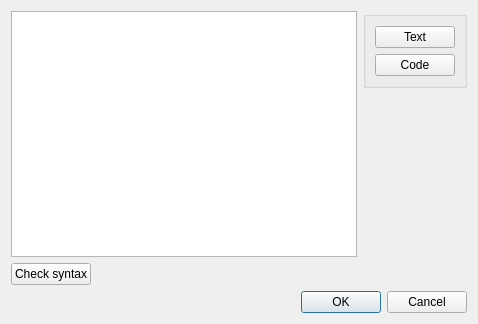
First picture: the form in actiontools/codeeditordialog.ui, repository Jmgr/actiona, before the edit.
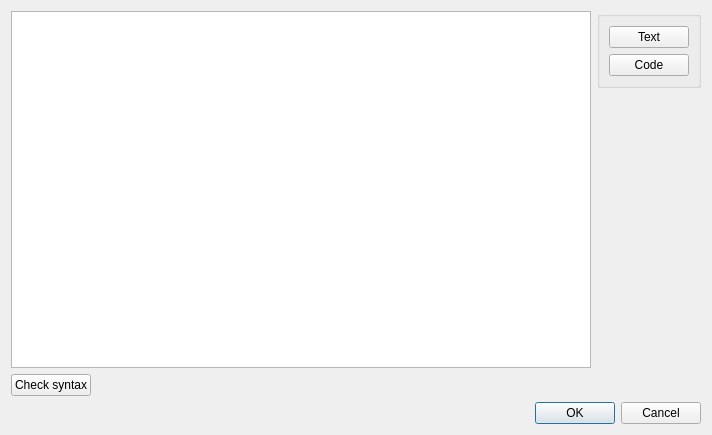
Second picture: the form after the edit. Custom widgets are drawn as their Qt base class.

Commit message: ActionTools - resized the code editor dialog

The edit to the form file:
```diff
--- a/actiontools/codeeditordialog.ui
+++ b/actiontools/codeeditordialog.ui
@@ -6,8 +6,8 @@
    <rect>
     <x>0</x>
     <y>0</y>
-    <width>478</width>
-    <height>324</height>
+    <width>712</width>
+    <height>435</height>
    </rect>
   </property>
   <property name="windowTitle">
```
